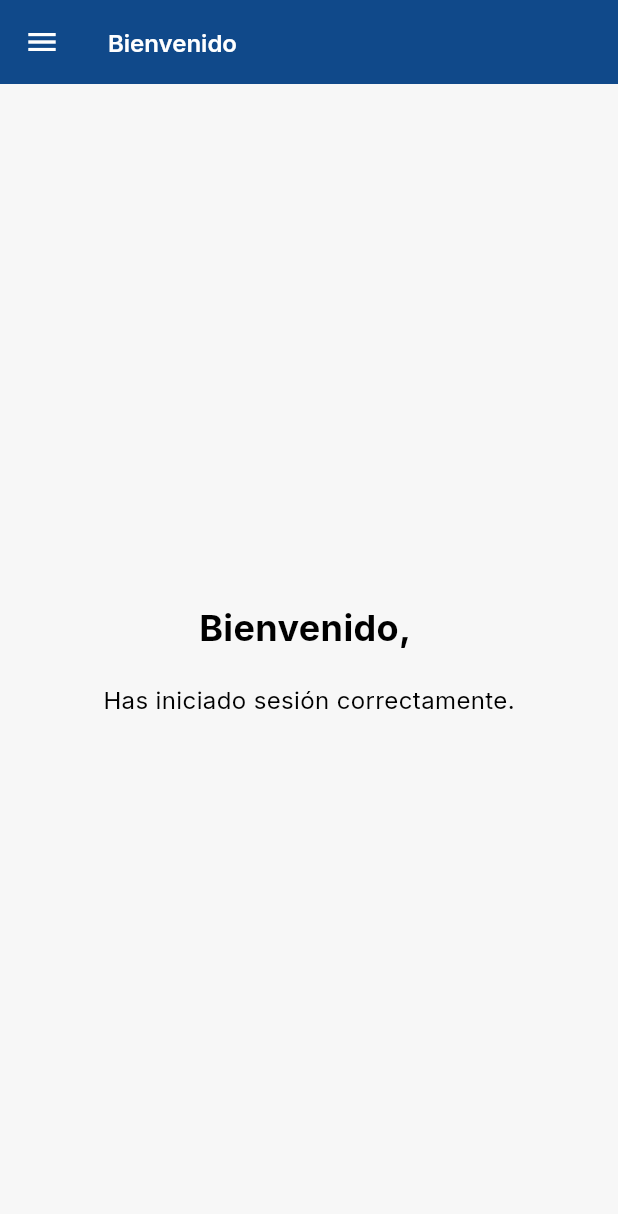
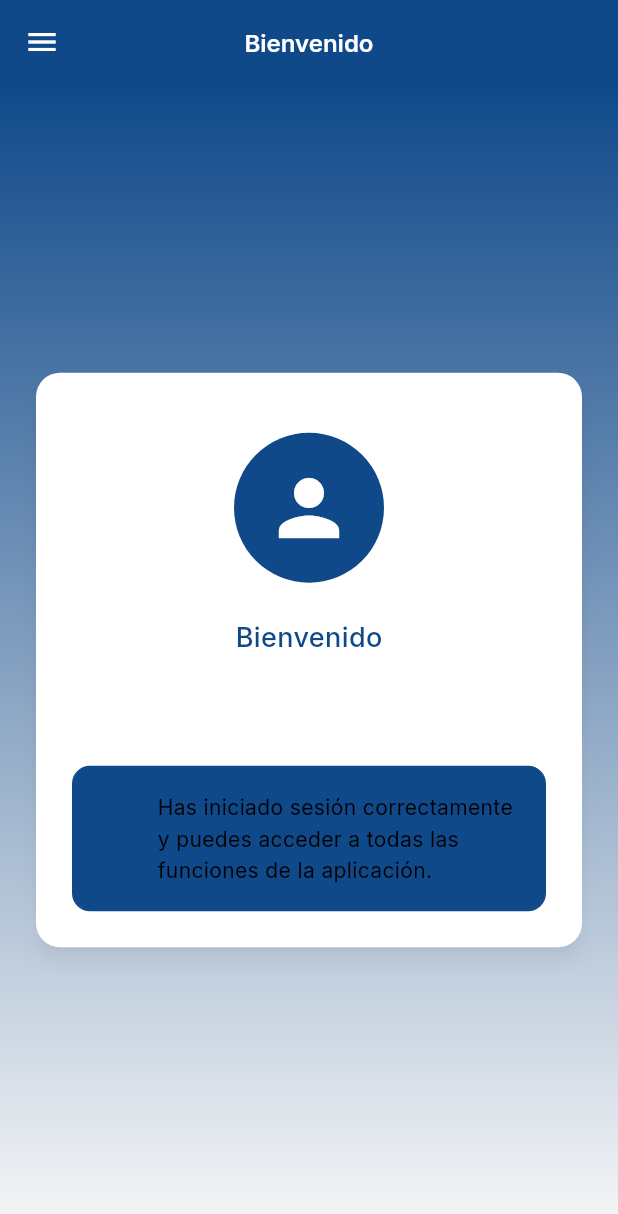
Before and after one commit to danusitacm/dcristaldo-flutter01, a Flutter app: the WelcomeScreen screen opened directly, in the side drawer, after a tap on "Inicio", on a phone screen of 412 x 824 dp. Shown: the top 1214 px of the screen. Run offline on Flutter 3.47's test engine with Material 3 defaults, Android fonts, the phone set to English and light mode, and no system bars; our stand-ins replace connectivity_plus, dart_mappable, dio, equatable, flutter_bloc, flutter_dotenv and 5 more; accounts and stored records are empty; generated files the repository leaves out were written again; network calls fail.

Commit message:
Mejora la pantalla de bienvenida

```diff
--- a/lib/views/welcome_screen.dart
+++ b/lib/views/welcome_screen.dart
@@ -11,12 +11,35 @@ class WelcomeScreen extends StatefulWidget {
   WelcomeScreenState createState() => WelcomeScreenState();
 }
 
-class WelcomeScreenState extends State<WelcomeScreen> {
+class WelcomeScreenState extends State<WelcomeScreen>
+    with SingleTickerProviderStateMixin {
   String _userEmail = '';
+  late AnimationController _animationController;
+  late Animation<double> _scaleAnimation;
+
   @override
   void initState() {
     super.initState();
     _verificarAutenticacionYCargarEmail();
+
+    _animationController = AnimationController(
+      vsync: this,
+      duration: const Duration(milliseconds: 500),
+    );
+
+    _scaleAnimation = Tween<double>(begin: 0.5, end: 1.0).animate(
+      CurvedAnimation(parent: _animationController, curve: Curves.easeOutBack),
+    );
+
+    WidgetsBinding.instance.addPostFrameCallback((_) {
+      _animationController.forward();
+    });
+  }
+
+  @override
+  void dispose() {
+    _animationController.dispose();
+    super.dispose();
   }
 
   Future<void> _verificarAutenticacionYCargarEmail() async {
@@ -27,7 +50,7 @@ class WelcomeScreenState extends State<WelcomeScreen> {
     if (token == null || token.isEmpty) {
       if (mounted) {
         Navigator.of(context).pushAndRemoveUntil(
-          MaterialPageRoute(builder: (context) => LoginScreen()),
+          MaterialPageRoute(builder: (context) => const LoginScreen()),
           (route) => false,
         );
       }
@@ -44,23 +67,99 @@ class WelcomeScreenState extends State<WelcomeScreen> {
 
   @override
   Widget build(BuildContext context) {
+    final colorScheme = Theme.of(context).colorScheme;
+
     return Scaffold(
-      appBar: AppBar(title: const Text('Bienvenido')),
+      appBar: AppBar(
+        title: const Text('Bienvenido'),
+        elevation: 0,
+        centerTitle: true,
+      ),
       drawer: const SideMenu(),
-      body: Center(
-        child: Column(
-          mainAxisAlignment: MainAxisAlignment.center,
-          children: [
-            Text(
-              'Bienvenido, $_userEmail',
-              style: const TextStyle(fontSize: 24, fontWeight: FontWeight.bold),
+      body: Container(
+        decoration: BoxDecoration(
+          gradient: LinearGradient(
+            begin: Alignment.topCenter,
+            end: Alignment.bottomCenter,
+            colors: [colorScheme.primary, colorScheme.surface],
+          ),
+        ),
+        child: Center(
+          child: ScaleTransition(
+            scale: _scaleAnimation,
+            child: Card(
+              margin: const EdgeInsets.symmetric(horizontal: 24),
+              elevation: 5,
+              shadowColor: Colors.black26,
+              shape: RoundedRectangleBorder(
+                borderRadius: BorderRadius.circular(16),
+              ),
+              child: Padding(
+                padding: const EdgeInsets.all(24),
+                child: Column(
+                  mainAxisSize: MainAxisSize.min,
+                  children: [
+                    const SizedBox(height: 16),
+                    CircleAvatar(
+                      radius: 50,
+                      backgroundColor: colorScheme.primary,
+                      child: const Icon(
+                        Icons.person,
+                        size: 60,
+                        color: Colors.white,
+                      ),
+                    ),
+                    const SizedBox(height: 24),
+                    Text(
+                      'Bienvenido',
+                      style: TextStyle(
+                        fontSize: 18,
+                        color: colorScheme.primary,
+                        fontWeight: FontWeight.w500,
+                      ),
+                    ),
+                    const SizedBox(height: 8),
+                    Text(
+                      _userEmail,
+                      style: const TextStyle(
+                        fontSize: 28,
+                        fontWeight: FontWeight.bold,
+                      ),
+                      textAlign: TextAlign.center,
+                    ),
+                    const SizedBox(height: 24),
+                    Container(
+                      padding: const EdgeInsets.all(16),
+                      decoration: BoxDecoration(
+                        color: colorScheme.primary,
+                        borderRadius: BorderRadius.circular(12),
+                        border: Border.all(
+                          color: colorScheme.primary,
+                          width: 1,
+                        ),
+                      ),
+                      child: Row(
+                        children: [
+                          Icon(
+                            Icons.check_circle,
+                            color: colorScheme.primary,
+                            size: 28,
+                          ),
+                          const SizedBox(width: 12),
+                          const Expanded(
+                            child: Text(
+                              'Has iniciado sesión correctamente y puedes acceder a todas las funciones de la aplicación.',
+                              style: TextStyle(fontSize: 14, height: 1.5),
+                            ),
+                          ),
+                        ],
+                      ),
+                    ),
+                  ],
+                ),
+              ),
             ),
-            const SizedBox(height: 20),
-            const Text(
-              'Has iniciado sesión correctamente.',
-              style: TextStyle(fontSize: 16),
-            ),
-          ],
+          ),
         ),
       ),
     );
```
